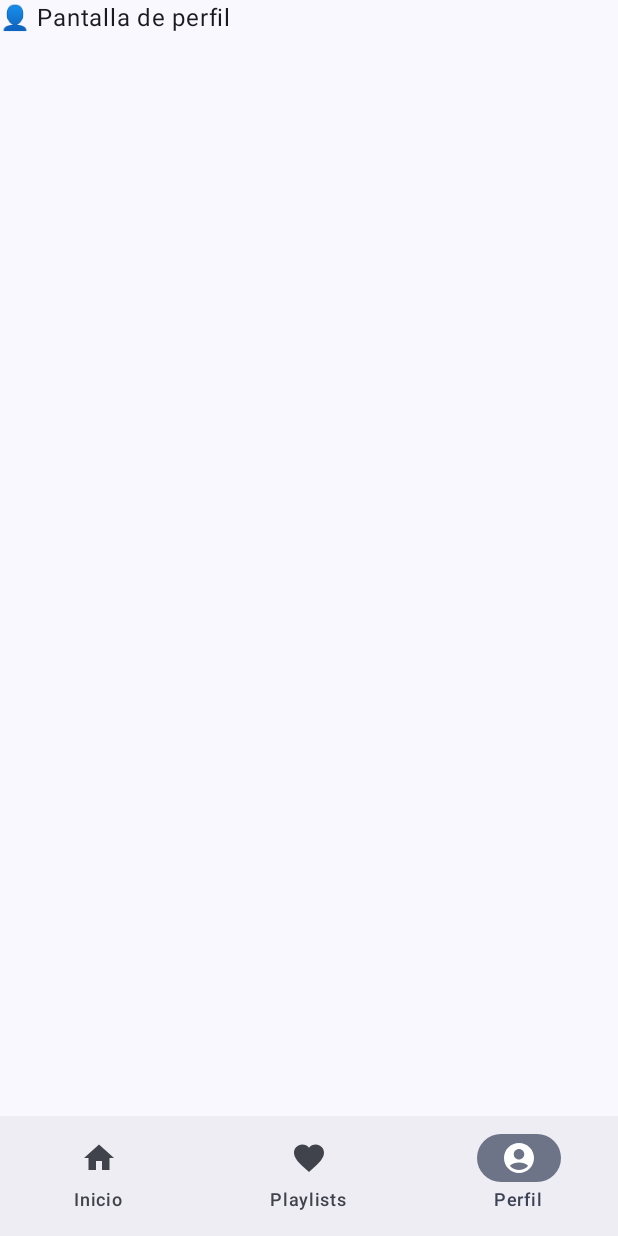
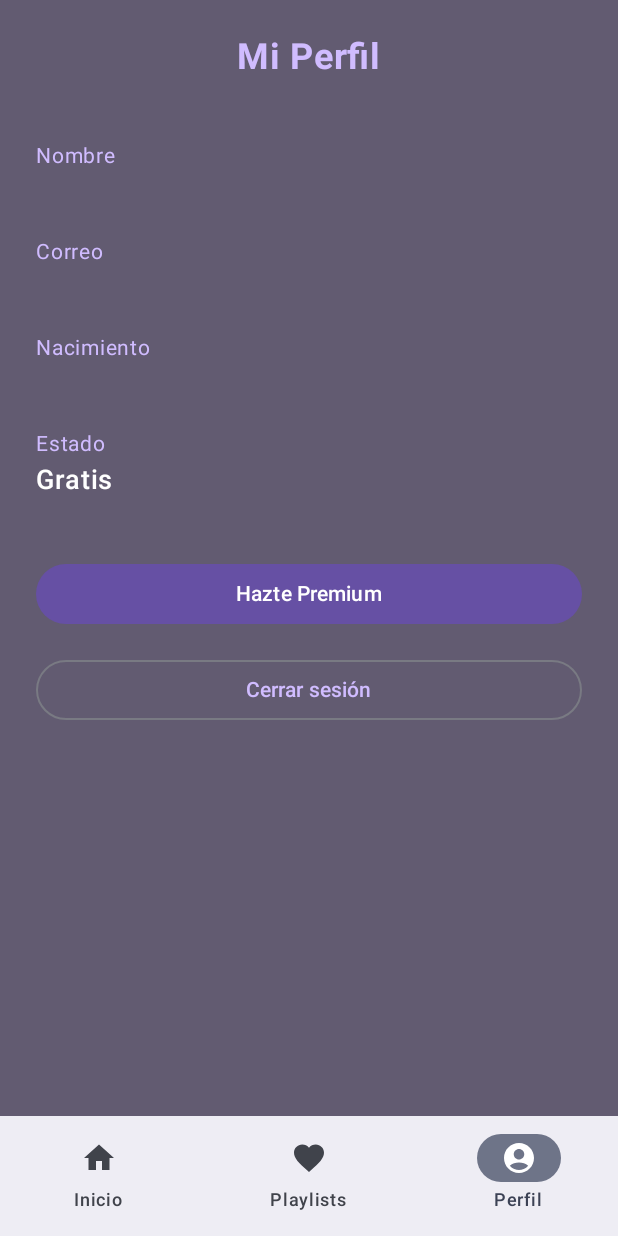
Before and after one commit to ArmandoAgui/Vibelyze, an Android app built with Jetpack Compose: the MainScreenWithBottomBar screen opened through its navigation route, item 3 of the bottom bar chosen, on a phone screen of 412 x 824 dp. Run offline under Robolectric (Android 15) with nearby library versions, the phone set to English and light mode, and no system bars; our stand-ins replace Firebase (no records; nobody signed in at launch, a user with empty details on screens opened directly); pictures from the network do not load.

Commit message:
feat: profile data

```diff
--- a/Vibelyze/app/build.gradle.kts
+++ b/Vibelyze/app/build.gradle.kts
@@ -68,6 +68,7 @@ dependencies {
     implementation(libs.androidx.ui)
     implementation(libs.androidx.ui.graphics)
     implementation(libs.androidx.ui.tooling.preview)
+    implementation(libs.androidx.navigation.runtime.android)
     testImplementation(libs.junit)
     androidTestImplementation(libs.androidx.junit)
     androidTestImplementation(libs.androidx.espresso.core)
--- a/Vibelyze/app/src/main/java/com/vibelyze/ui/navigation/AppNavGraph.kt
+++ b/Vibelyze/app/src/main/java/com/vibelyze/ui/navigation/AppNavGraph.kt
@@ -44,7 +44,7 @@ fun AppNavGraph(
         }
 
         composable(NavRoutes.Home) {
-            MainScreenWithBottomBar()
+            MainScreenWithBottomBar(mainNavController = navController)
         }
 
         composable(NavRoutes.Emotion) {
--- a/Vibelyze/app/src/main/java/com/vibelyze/ui/screens/home/MainScreenWithBottomBar.kt
+++ b/Vibelyze/app/src/main/java/com/vibelyze/ui/screens/home/MainScreenWithBottomBar.kt
@@ -13,10 +13,11 @@ import com.vibelyze.ui.navigation.NavRoutes
 import com.vibelyze.ui.screens.home.EmotionHomeScreen
 import androidx.compose.ui.Modifier
 import androidx.compose.foundation.layout.padding
-
+import androidx.navigation.NavController
+import com.vibelyze.ui.screens.profile.ProfileScreen
 
 @Composable
-fun MainScreenWithBottomBar() {
+fun MainScreenWithBottomBar(mainNavController: NavController) {
     val bottomNavController = rememberNavController()
 
     val items = listOf(
@@ -57,14 +58,15 @@ fun MainScreenWithBottomBar() {
                 EmotionHomeScreen()
             }
             composable(NavRoutes.Playlists) {
-                Text("🎵 Pantalla de playlists") // Sustituye por tu pantalla real
+                Text("🎵 Pantalla de playlists")
             }
             composable(NavRoutes.Profile) {
-                Text("👤 Pantalla de perfil") // Sustituye por tu pantalla real
+                ProfileScreen(navController = mainNavController) // ✅ usamos el nav principal
             }
         }
     }
 }
+
 
 data class BottomBarItem(
     val label: String,
--- /dev/null
+++ b/Vibelyze/app/src/main/java/com/vibelyze/ui/screens/profile/ProfileScreen.kt
@@ -0,0 +1,113 @@
+package com.vibelyze.ui.screens.profile
+
+import android.widget.Toast
+import androidx.compose.foundation.background
+import androidx.compose.foundation.layout.*
+import androidx.compose.material3.*
+import androidx.compose.runtime.*
+import androidx.compose.ui.Alignment
+import androidx.compose.ui.Modifier
+import androidx.compose.ui.graphics.Color
+import androidx.compose.ui.platform.LocalContext
+import androidx.compose.ui.text.font.FontWeight
+import androidx.compose.ui.unit.dp
+import androidx.compose.ui.unit.sp
+import androidx.navigation.NavController
+import com.google.firebase.auth.FirebaseAuth
+import com.google.firebase.firestore.FirebaseFirestore
+import com.vibelyze.ui.navigation.NavRoutes
+import com.vibelyze.session.SessionManager
+import com.vibelyze.ui.theme.Purple80
+import com.vibelyze.ui.theme.PurpleGrey40
+import com.vibelyze.ui.theme.Purple40
+
+@Composable
+fun ProfileScreen(navController: NavController) {
+    val context = LocalContext.current
+    val auth = FirebaseAuth.getInstance()
+    val firestore = FirebaseFirestore.getInstance()
+    val uid = auth.currentUser?.uid
+
+    var name by remember { mutableStateOf("") }
+    var email by remember { mutableStateOf("") }
+    var birthDate by remember { mutableStateOf("") }
+    var isPremium by remember { mutableStateOf(false) }
+
+    LaunchedEffect(uid) {
+        if (uid != null) {
+            firestore.collection("users").document(uid).get()
+                .addOnSuccessListener { document ->
+                    name = document.getString("name") ?: ""
+                    email = document.getString("email") ?: ""
+                    birthDate = document.getString("birthDate") ?: ""
+                    isPremium = document.getBoolean("isPremium") ?: false
+                }
+        }
+    }
+
+    Column(
+        modifier = Modifier
+            .fillMaxSize()
+            .background(PurpleGrey40)
+            .padding(24.dp),
+        horizontalAlignment = Alignment.CenterHorizontally
+    ) {
+        Text("Mi Perfil", color = Purple80, fontSize = 24.sp, fontWeight = FontWeight.Bold)
+
+        Spacer(modifier = Modifier.height(32.dp))
+
+        ProfileInfoRow("Nombre", name)
+        ProfileInfoRow("Correo", email)
+        ProfileInfoRow("Nacimiento", birthDate)
+        ProfileInfoRow("Estado", if (isPremium) "💎 Premium" else "Gratis")
+
+        Spacer(modifier = Modifier.height(32.dp))
+
+        if (!isPremium) {
+            Button(
+                onClick = {
+                    firestore.collection("users").document(uid ?: "").update("isPremium", true)
+                        .addOnSuccessListener {
+                            isPremium = true
+                            SessionManager.isPremium = true
+                            Toast.makeText(context, "¡Ahora eres Premium! 💎", Toast.LENGTH_SHORT).show()
+                        }
+                },
+                colors = ButtonDefaults.buttonColors(
+                    containerColor = Purple40,
+                    contentColor = Color.White
+                ),
+                modifier = Modifier.fillMaxWidth()
+            ) {
+                Text("Hazte Premium")
+            }
+
+            Spacer(modifier = Modifier.height(16.dp))
+        }
+
+        OutlinedButton(
+            onClick = {
+                FirebaseAuth.getInstance().signOut()
+                SessionManager.isPremium = false
+
+                navController.navigate(NavRoutes.Login) {
+                    popUpTo(0) { inclusive = true } // Borra toda la backstack
+                    launchSingleTop = true
+                }
+            },
+            modifier = Modifier.fillMaxWidth(),
+            colors = ButtonDefaults.outlinedButtonColors(contentColor = Purple80)
+        ) {
+            Text("Cerrar sesión")
+        }
+
+    }
+}
+
+@Composable
+fun ProfileInfoRow(label: String, value: String) {
+    Column(modifier = Modifier.fillMaxWidth().padding(vertical = 8.dp)) {
+        Text(text = label, color = Purple80, fontSize = 14.sp)
+        Text(text = value, color = Color.White, fontSize = 18.sp, fontWeight = FontWeight.Medium)
+    }
+}
--- a/Vibelyze/gradle/libs.versions.toml
+++ b/Vibelyze/gradle/libs.versions.toml
@@ -11,7 +11,8 @@ composeBom = "2024.09.00"
 
 material3 = "1.2.1"
 
-compose = "1.5.4"   # O similar
+compose = "1.5.4"
+navigationRuntimeAndroid = "2.9.1"   # O similar
 
 [libraries]
 androidx-core-ktx = { group = "androidx.core", name = "core-ktx", version.ref = "coreKtx" }
@@ -29,6 +30,7 @@ androidx-ui-test-manifest = { group = "androidx.compose.ui", name = "ui-test-man
 androidx-ui-test-junit4 = { group = "androidx.compose.ui", name = "ui-test-junit4" }
 
 androidx-compose-material3 = { group = "androidx.compose.material3", name = "material3", version.ref = "material3" }
+androidx-navigation-runtime-android = { group = "androidx.navigation", name = "navigation-runtime-android", version.ref = "navigationRuntimeAndroid" }
 
 
 [plugins]
```
